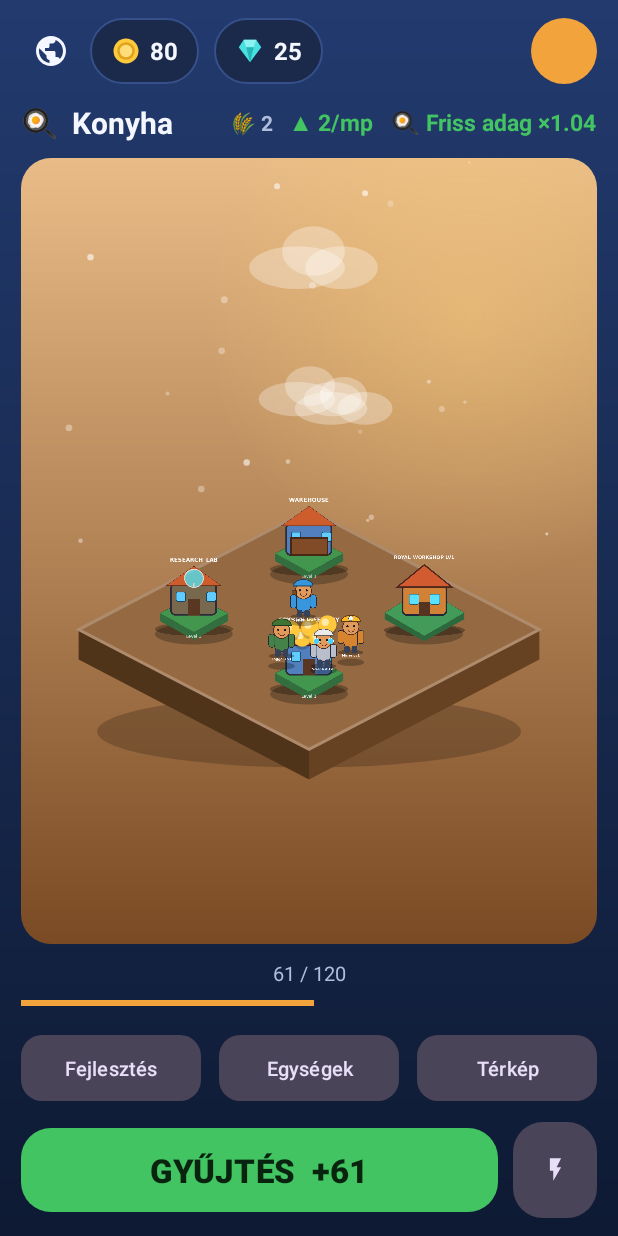
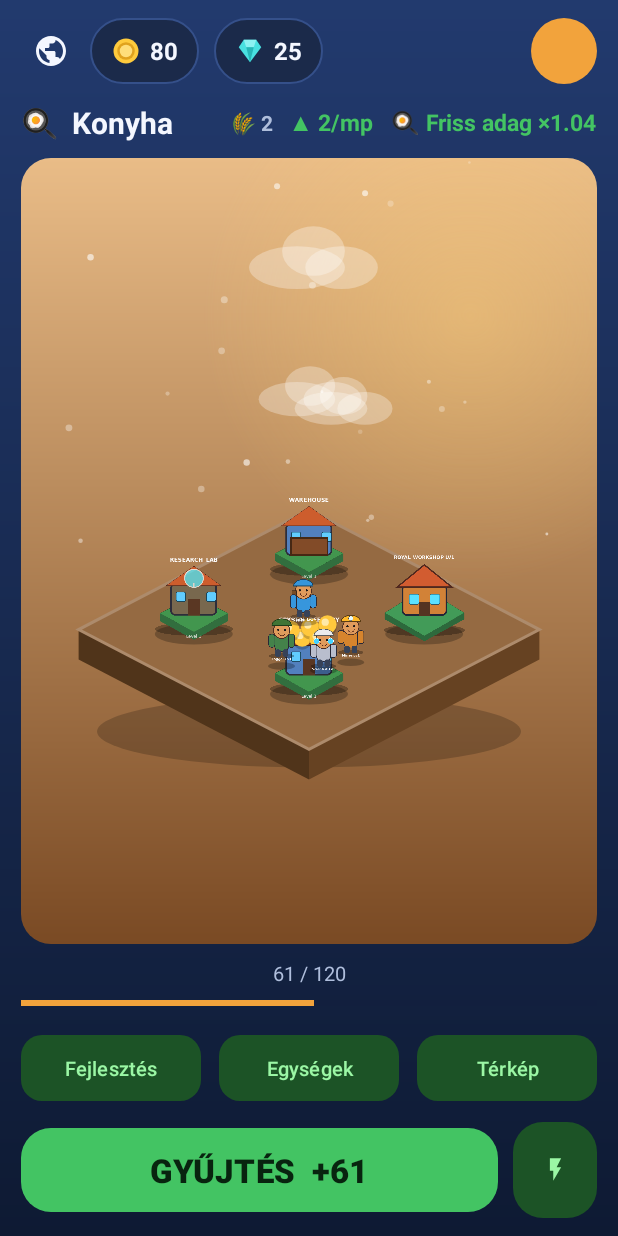
Before and after one commit to HenrikFaul/micromasters, an Android app: the GameActivity screen opened directly, with no data from a screen before it, on a phone screen of 412 x 824 dp. Run offline under Robolectric (Android 15) with nearby library versions, the phone set to English and light mode, and no system bars.

```diff
--- a/app/build.gradle.kts
+++ b/app/build.gradle.kts
@@ -11,8 +11,8 @@ android {
         applicationId = "com.micromasters.game"
         minSdk = 26
         targetSdk = 34
-        versionCode = 10
-        versionName = "2.0"
+        versionCode = 11
+        versionName = "2.1"
         resourceConfigurations += listOf("hu", "en")
     }
 
--- a/app/src/main/AndroidManifest.xml
+++ b/app/src/main/AndroidManifest.xml
@@ -10,6 +10,8 @@
         android:label="@string/app_name"
         android:roundIcon="@mipmap/ic_launcher_round"
         android:supportsRtl="true"
+        android:networkSecurityConfig="@xml/network_security_config"
+        android:usesCleartextTraffic="false"
         android:theme="@style/Theme.MicroMasters">
 
         <activity
--- a/app/src/main/res/values/colors.xml
+++ b/app/src/main/res/values/colors.xml
@@ -23,4 +23,36 @@
     <color name="stroke">#FF35508A</color>
 
     <color name="ic_launcher_background">#FF2B4886</color>
+
+    <!-- Full Material 3 dark color-role tokens (a real M3 scheme, not just a primary).
+         Built from the existing brand: gold primary, green secondary, sky-blue tertiary,
+         deep-space surfaces. Resolves the "M3 in name only" finding. -->
+    <color name="md_primary">#FFFFB951</color>
+    <color name="md_on_primary">#FF452B00</color>
+    <color name="md_primary_container">#FF623F00</color>
+    <color name="md_on_primary_container">#FFFFDDB3</color>
+    <color name="md_secondary">#FF7FE08A</color>
+    <color name="md_on_secondary">#FF00390F</color>
+    <color name="md_secondary_container">#FF1C5326</color>
+    <color name="md_on_secondary_container">#FF9BF7A5</color>
+    <color name="md_tertiary">#FF9FCAFF</color>
+    <color name="md_on_tertiary">#FF003258</color>
+    <color name="md_tertiary_container">#FF1C4A7C</color>
+    <color name="md_on_tertiary_container">#FFD2E4FF</color>
+    <color name="md_error">#FFFFB4AB</color>
+    <color name="md_on_error">#FF690005</color>
+    <color name="md_error_container">#FF93000A</color>
+    <color name="md_on_error_container">#FFFFDAD6</color>
+    <color name="md_background">#FF0B1426</color>
+    <color name="md_on_background">#FFEAF0FF</color>
+    <color name="md_surface">#FF0B1426</color>
+    <color name="md_on_surface">#FFEAF0FF</color>
+    <color name="md_surface_variant">#FF26395F</color>
+    <color name="md_on_surface_variant">#FFC2D0EC</color>
+    <color name="md_surface_container">#FF16223D</color>
+    <color name="md_outline">#FF8C9BBE</color>
+    <color name="md_outline_variant">#FF40506F</color>
+    <color name="md_inverse_surface">#FFEAF0FF</color>
+    <color name="md_inverse_on_surface">#FF1A2438</color>
+    <color name="md_inverse_primary">#FF815100</color>
 </resources>
--- a/app/src/main/res/values/themes.xml
+++ b/app/src/main/res/values/themes.xml
@@ -2,16 +2,39 @@
 <resources xmlns:tools="http://schemas.android.com/tools">
 
     <style name="Theme.MicroMasters" parent="Theme.Material3.Dark.NoActionBar">
-        <item name="colorPrimary">@color/gold</item>
-        <item name="colorOnPrimary">#3A2400</item>
-        <item name="colorSecondary">@color/green</item>
-        <item name="colorOnSecondary">#08240F</item>
+        <!-- Full Material 3 color-role mapping (primary/secondary/tertiary/error +
+             containers + surfaces + outline). A genuine M3 scheme. -->
+        <item name="colorPrimary">@color/md_primary</item>
+        <item name="colorOnPrimary">@color/md_on_primary</item>
+        <item name="colorPrimaryContainer">@color/md_primary_container</item>
+        <item name="colorOnPrimaryContainer">@color/md_on_primary_container</item>
+        <item name="colorSecondary">@color/md_secondary</item>
+        <item name="colorOnSecondary">@color/md_on_secondary</item>
+        <item name="colorSecondaryContainer">@color/md_secondary_container</item>
+        <item name="colorOnSecondaryContainer">@color/md_on_secondary_container</item>
+        <item name="colorTertiary">@color/md_tertiary</item>
+        <item name="colorOnTertiary">@color/md_on_tertiary</item>
+        <item name="colorTertiaryContainer">@color/md_tertiary_container</item>
+        <item name="colorOnTertiaryContainer">@color/md_on_tertiary_container</item>
+        <item name="colorError">@color/md_error</item>
+        <item name="colorOnError">@color/md_on_error</item>
+        <item name="colorErrorContainer">@color/md_error_container</item>
+        <item name="colorOnErrorContainer">@color/md_on_error_container</item>
+        <item name="android:colorBackground">@color/md_background</item>
+        <item name="colorOnBackground">@color/md_on_background</item>
+        <item name="colorSurface">@color/md_surface</item>
+        <item name="colorOnSurface">@color/md_on_surface</item>
+        <item name="colorSurfaceVariant">@color/md_surface_variant</item>
+        <item name="colorOnSurfaceVariant">@color/md_on_surface_variant</item>
+        <item name="colorOutline">@color/md_outline</item>
+        <item name="colorOutlineVariant">@color/md_outline_variant</item>
+        <item name="colorPrimaryInverse">@color/md_inverse_primary</item>
+        <item name="colorSurfaceInverse">@color/md_inverse_surface</item>
+        <item name="colorOnSurfaceInverse">@color/md_inverse_on_surface</item>
+        <!-- App chrome -->
         <item name="android:windowBackground">@drawable/bg_space</item>
         <item name="android:statusBarColor">@color/space_top</item>
         <item name="android:navigationBarColor">@color/space_bottom</item>
-        <item name="android:colorBackground">@color/space_bottom</item>
-        <item name="colorSurface">@color/panel</item>
-        <item name="colorOnSurface">@color/text_primary</item>
     </style>
 
     <style name="ResourceValue">
```
Also changed, not shown: app/src/main/java/com/micromasters/game/Sound.kt (+4 -4 lines), app/src/main/res/xml/network_security_config.xml (added, +14 -0 lines), 2 other files.
